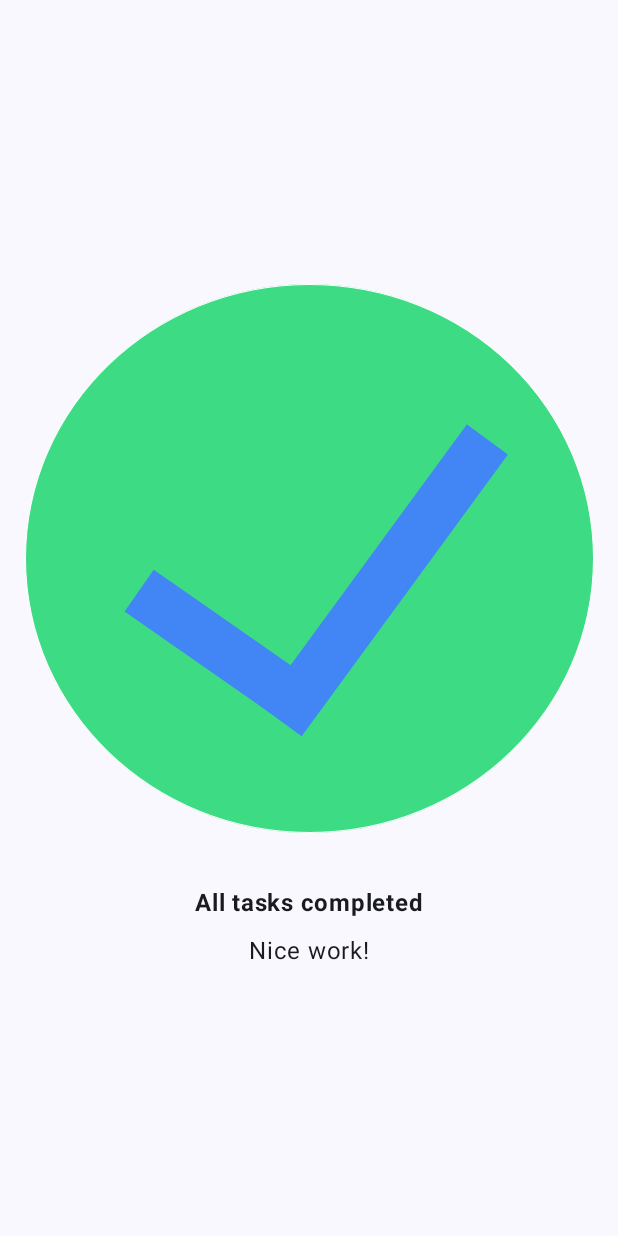
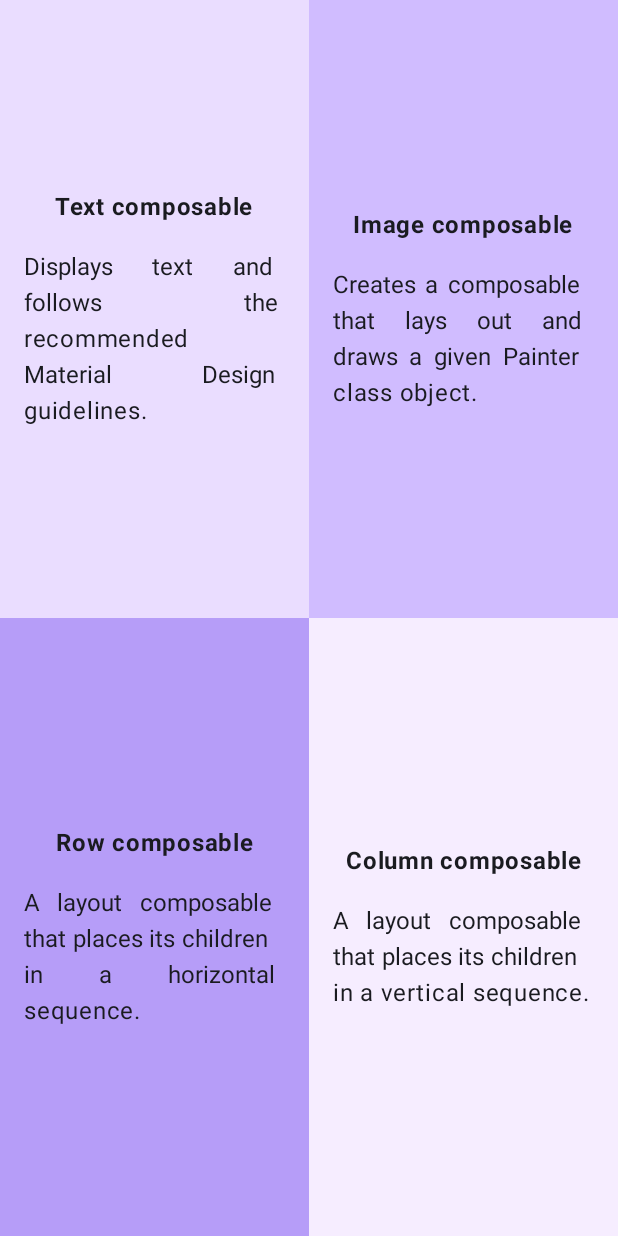
Before and after one commit to FerZacVal/DSM_AndroidStudio, an Android app built with Jetpack Compose: the screen it shows after launch (MainActivity), on a phone screen of 412 x 824 dp. Run offline under Robolectric (Android 15) with nearby library versions, the phone set to English and light mode, and no system bars.

Commit message:
Actividad 5 - Ejercicio 3 Cuadrante Compose

```diff
--- a/app/src/main/java/com/example/happybirthday/MainActivity.kt
+++ b/app/src/main/java/com/example/happybirthday/MainActivity.kt
@@ -4,10 +4,10 @@ import android.os.Bundle
 import androidx.activity.ComponentActivity
 import androidx.activity.compose.setContent
 import androidx.activity.enableEdgeToEdge
-import androidx.compose.foundation.Image
+import androidx.compose.foundation.background
 import androidx.compose.foundation.layout.Arrangement
 import androidx.compose.foundation.layout.Column
-import androidx.compose.foundation.layout.fillMaxHeight
+import androidx.compose.foundation.layout.Row
 import androidx.compose.foundation.layout.fillMaxSize
 import androidx.compose.foundation.layout.fillMaxWidth
 import androidx.compose.foundation.layout.padding
@@ -17,13 +17,12 @@ import androidx.compose.material3.Text
 import androidx.compose.runtime.Composable
 import androidx.compose.ui.Alignment
 import androidx.compose.ui.Modifier
-import androidx.compose.ui.graphics.painter.Painter
-import androidx.compose.ui.res.painterResource
+import androidx.compose.ui.graphics.Color
 import androidx.compose.ui.res.stringResource
 import androidx.compose.ui.text.font.FontWeight
+import androidx.compose.ui.text.style.TextAlign
 import androidx.compose.ui.tooling.preview.Preview
 import androidx.compose.ui.unit.dp
-import androidx.compose.ui.unit.sp
 import com.example.happybirthday.ui.theme.HappyBirthdayTheme
 
 class MainActivity : ComponentActivity() {
@@ -36,9 +35,7 @@ class MainActivity : ComponentActivity() {
                     modifier = Modifier.fillMaxSize(),
                     color = MaterialTheme.colorScheme.background
                 ){
-                    GreetingContent(
-                        card = painterResource(R.drawable.ic_task_completed)
-                    )
+                    GreetingContent()
                 }
             }
         }
@@ -46,31 +43,63 @@ class MainActivity : ComponentActivity() {
 }
 
 @Composable
-fun GreetingContent(card: Painter) {
+fun GreetingContent() {
+    Column(Modifier.fillMaxWidth()) {
+        Row(Modifier.weight(1f)) {
+            CardContent(
+                title = stringResource(R.string.text_box),
+                description = stringResource(R.string.text_desc),
+                color = Color(0xFFEADDFF),
+                modifier = Modifier.weight(1f)
+            )
+            CardContent(
+                title = stringResource(R.string.image_box),
+                description = stringResource(R.string.image_desc),
+                color = Color(0xFFD0BCFF),
+                modifier = Modifier.weight(1f)
+            )
+        }
+        Row(Modifier.weight(1f)) {
+            CardContent(
+                title = stringResource(R.string.row_box),
+                description = stringResource(R.string.row_desc),
+                color = Color(0xFFB69DF8),
+                modifier = Modifier.weight(1f)
+            )
+            CardContent(
+                title = stringResource(R.string.column_box),
+                description = stringResource(R.string.column_desc),
+                color = Color(0xFFF6EDFF),
+                modifier = Modifier.weight(1f)
+            )
+        }
+    }
+}
+
+@Composable
+fun CardContent(title: String, description: String, color: Color, modifier: Modifier = Modifier
+) {
     Column(
-        modifier = Modifier.fillMaxWidth().fillMaxHeight(),
+        modifier = modifier.fillMaxSize().background(color).padding(16.dp),
         verticalArrangement = Arrangement.Center,
         horizontalAlignment = Alignment.CenterHorizontally
     ) {
-        Image(painter = card, contentDescription = null)
         Text(
-            text = stringResource(R.string.top),
-            modifier = Modifier.padding(top = 24.dp, bottom = 8.dp),
+            text = title,
+            modifier = Modifier.padding(bottom = 16.dp),
             fontWeight = FontWeight.Bold
         )
         Text(
-            text = stringResource(R.string.bot),
-            fontSize = 16.sp
+            text = description,
+            textAlign = TextAlign.Justify
         )
     }
 }
 
 @Preview(showBackground = true)
 @Composable
-fun Act5Exer2Preview() {
+fun Act5Exer3Preview() {
     HappyBirthdayTheme {
-        GreetingContent(
-            card = painterResource(R.drawable.ic_task_completed)
-        )
+        GreetingContent()
     }
 }
--- a/app/src/main/res/values/strings.xml
+++ b/app/src/main/res/values/strings.xml
@@ -1,5 +1,11 @@
 <resources>
     <string name="app_name">Act5 Task Administrator</string>
-    <string name="top">All tasks completed</string>
-    <string name="bot">Nice work!</string>
+    <string name="text_box">Text composable</string>
+    <string name="text_desc">Displays text and follows the recommended Material Design guidelines.</string>
+    <string name="image_box">Image composable</string>
+    <string name="image_desc">Creates a composable that lays out and draws a given Painter class object.</string>
+    <string name="row_box">Row composable</string>
+    <string name="row_desc">A layout composable that places its children in a horizontal sequence.</string>
+    <string name="column_box">Column composable</string>
+    <string name="column_desc">A layout composable that places its children in a vertical sequence.</string>
 </resources>
```
